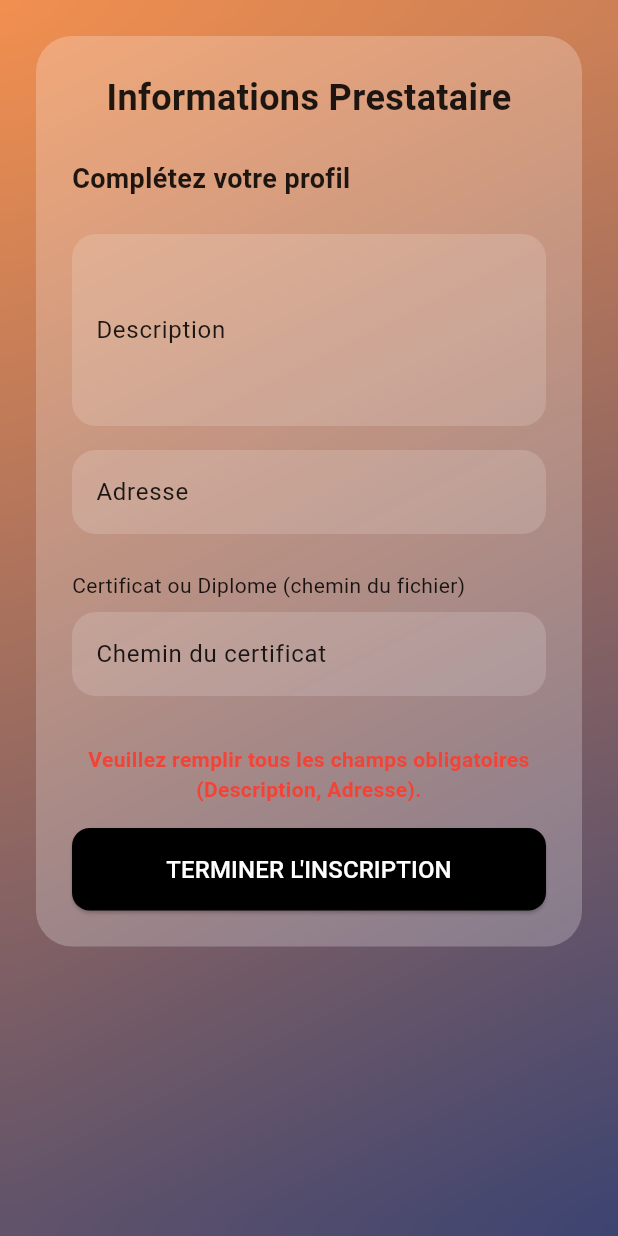
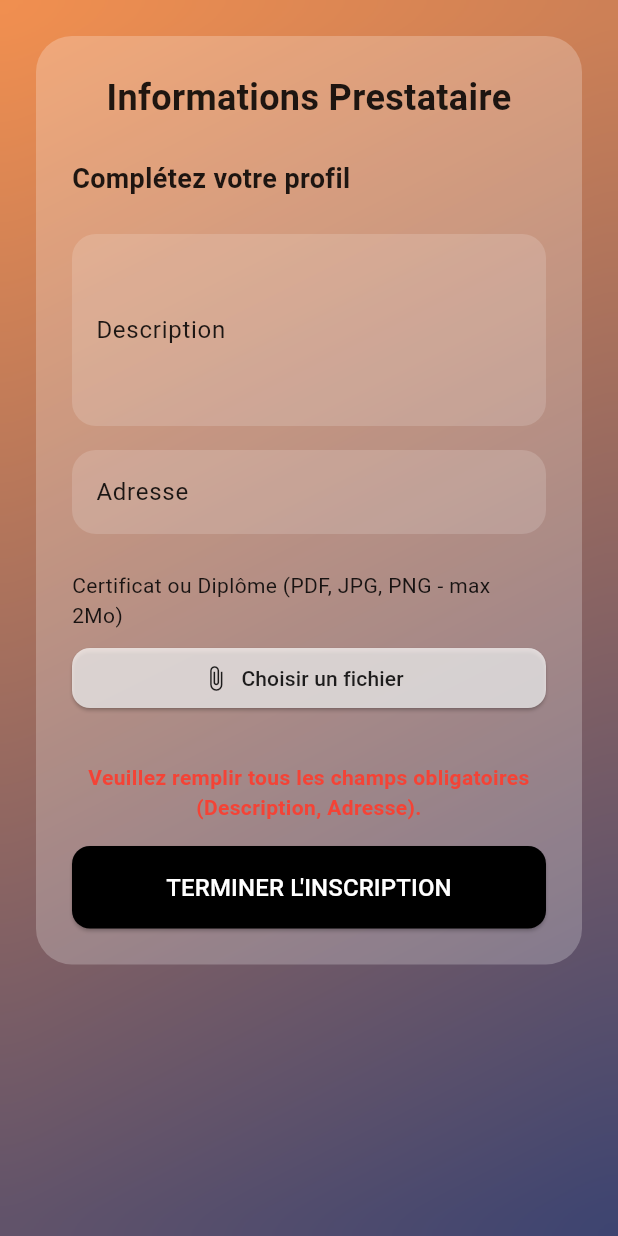
Before and after one commit to Fruc12/MyHomeServices, a Flutter app: the PrestatorScreen screen opened directly, after a tap on an icon or button, on a phone screen of 412 x 824 dp. Run offline on Flutter 3.47's test engine with Material 3 defaults, Android fonts, the phone set to English and light mode, and no system bars; our stand-ins replace file_picker, flutter_secure_storage, shared_preferences; accounts and stored records are empty.

```diff
--- a/flutter_app/lib/main.dart
+++ b/flutter_app/lib/main.dart
@@ -12,6 +12,7 @@ import 'package:flutter_app/screens/prestator_service_form_screen.dart'; // <--
 import 'package:flutter_app/screens/prestator_sessions_screen.dart'; // <-- Importez la nouvelle page
 
 void main() {
+  WidgetsFlutterBinding.ensureInitialized();
   runApp(const MyApp());
 }
 
--- a/flutter_app/lib/screens/auth/prestator_screen.dart
+++ b/flutter_app/lib/screens/auth/prestator_screen.dart
@@ -1,9 +1,15 @@
 // lib/screens/auth/prestator_screen.dart
+import 'dart:convert'; // Pour encoder les données du formulaire
+import 'dart:io'; // Pour travailler avec les fichiers
 import 'dart:ui';
 import 'package:flutter/material.dart';
-import '/services/auth_service.dart'; // Pour obtenir l'ID de l'utilisateur authentifié si nécessaire
-import '/services/prestator_service.dart'; // NOUVEAU: Import du service prestataire
-import '/main.dart'; // Pour naviguer vers l'écran principal après l'inscription
+import 'package:file_picker/file_picker.dart'; // Import du sélecteur de fichiers
+import 'package:http/http.dart' as http; // Import du package http
+import 'package:path/path.dart' as p; // Pour basename()
+
+import '/services/auth_service.dart';
+import '/services/prestator_service.dart';
+import 'login_screen.dart';
 
 class PrestatorScreen extends StatefulWidget {
   const PrestatorScreen({super.key});
@@ -15,8 +21,11 @@ class PrestatorScreen extends StatefulWidget {
 class _PrestatorScreenState extends State<PrestatorScreen> {
   final TextEditingController _descriptionController = TextEditingController();
   final TextEditingController _addressController = TextEditingController();
-  final TextEditingController _certificatePathController = TextEditingController(); // Pour le chemin du certificat
-  final PrestatorService _prestatorService = PrestatorService(); // Instance du nouveau service
+  // Plus besoin de _certificatePathController, nous allons stocker le fichier directement
+  File? _selectedCertificate; // Pour stocker le fichier sélectionné
+  String? _selectedFileName; // Pour afficher le nom du fichier sélectionné
+
+  final PrestatorService _prestatorService = PrestatorService();
   bool _isLoading = false;
   String? _errorMessage;
 
@@ -24,18 +33,65 @@ class _PrestatorScreenState extends State<PrestatorScreen> {
   void dispose() {
     _descriptionController.dispose();
     _addressController.dispose();
-    _certificatePathController.dispose();
     super.dispose();
   }
 
-  // Méthode pour soumettre le profil du prestataire
+  // Méthode pour sélectionner un fichier
+  Future<void> _pickCertificateFile() async {
+    try {
+      FilePickerResult? result = await FilePicker.platform.pickFiles(
+        type: FileType.custom,
+        allowedExtensions: ['pdf', 'jpg', 'jpeg', 'png'],
+      );
+
+      if (result != null) {
+        PlatformFile file = result.files.first;
+
+        // Vérifier la taille du fichier (2MB = 2 * 1024 * 1024 bytes)
+        if (file.size > 2 * 1024 * 1024) {
+          setState(() {
+            _errorMessage = 'Le fichier est trop volumineux. La taille maximale est de 2Mo.';
+            _selectedCertificate = null;
+            _selectedFileName = null;
+          });
+          ScaffoldMessenger.of(context).showSnackBar(
+            const SnackBar(content: Text('Le fichier est trop volumineux (max 2Mo).'), backgroundColor: Colors.red),
+          );
+          return;
+        }
+
+        setState(() {
+          _selectedCertificate = File(file.path!);
+          _selectedFileName = file.name;
+          _errorMessage = null; // Réinitialiser le message d'erreur si un fichier est choisi
+        });
+      } else {
+        // L'utilisateur a annulé la sélection
+        setState(() {
+          // Optionnel: réinitialiser si l'utilisateur annule
+          // _selectedCertificate = null;
+          // _selectedFileName = null;
+        });
+      }
+    } catch (e) {
+      // Gérer les erreurs de sélection de fichier
+      print('Erreur lors de la sélection du fichier: $e');
+      setState(() {
+        _errorMessage = 'Erreur lors de la sélection du fichier.';
+      });
+      ScaffoldMessenger.of(context).showSnackBar(
+        const SnackBar(content: Text('Erreur lors de la sélection du fichier.'), backgroundColor: Colors.red),
+      );
+    }
+  }
+
+  // Méthode pour soumettre le profil du prestataire (modifiée)
   Future<void> _submitPrestatorProfile() async {
     setState(() {
       _isLoading = true;
-      _errorMessage = null; // Réinitialiser le message d'erreur
+      _errorMessage = null;
     });
 
-    // Ici, vous pourriez ajouter une validation des champs si nécessaire
     if (_descriptionController.text.isEmpty || _addressController.text.isEmpty) {
       setState(() {
         _errorMessage = 'Veuillez remplir tous les champs obligatoires (Description, Adresse).';
@@ -44,37 +100,29 @@ class _PrestatorScreenState extends State<PrestatorScreen> {
       return;
     }
 
-    // Récupérer l'ID utilisateur (nécessaire si l'API Laravel l'attend explicitement)
-    // Bien que Laravel puisse aussi utiliser Auth::id() directement
-    final int? userId = await AuthService().getUserId();
-    if (userId == null) {
-      setState(() {
-        _errorMessage = 'Erreur: ID utilisateur introuvable. Veuillez vous reconnecter.';
-        _isLoading = false;
-      });
-      return;
-    }
+    // Le `PrestatorService` doit maintenant gérer l'upload du fichier
+    // Il est préférable de passer le fichier lui-même au service.
+    // Votre service devra utiliser `http.MultipartRequest` pour envoyer des données de formulaire ET le fichier.
 
     final bool success = await _prestatorService.createOrUpdatePrestatorProfile(
       description: _descriptionController.text.trim(),
       address: _addressController.text.trim(),
-      path: _certificatePathController.text.trim().isNotEmpty ? _certificatePathController.text.trim() : null, // Peut être nul si vide
+      certificateFile: _selectedCertificate, // Passer le fichier sélectionné
     );
 
     if (success) {
-      // Afficher un message de succès
       ScaffoldMessenger.of(context).showSnackBar(
         const SnackBar(content: Text('Profil prestataire mis à jour avec succès !'), backgroundColor: Colors.green),
       );
-      // Naviguer vers l'écran d'accueil/principal
+      AuthService().logout();
       Navigator.pushReplacement(
         context,
-        MaterialPageRoute(builder: (_) => const MainScreen()), // Assurez-vous que MainScreen est la bonne destination
+        MaterialPageRoute(builder: (_) => const LoginScreen()),
       );
     } else {
-      // Le message d'erreur est déjà mis à jour par le service, mais on peut ajouter un fallback
       setState(() {
-        _errorMessage = _errorMessage ?? 'Échec de la mise à jour du profil prestataire. Veuillez réessayer.';
+        // Le message d'erreur est généralement défini dans le service en cas d'échec de l'API
+        _errorMessage = _prestatorService.latestError ?? 'Échec de la mise à jour du profil prestataire. Veuillez réessayer.';
       });
       ScaffoldMessenger.of(context).showSnackBar(
         SnackBar(content: Text(_errorMessage!), backgroundColor: Colors.red),
@@ -91,7 +139,7 @@ class _PrestatorScreenState extends State<PrestatorScreen> {
     return TextField(
       controller: controller,
       maxLines: maxLines,
-      keyboardType: keyboardType, // Ajout du type de clavier
+      keyboardType: keyboardType,
       style: const TextStyle(color: Colors.black),
       decoration: InputDecoration(
         labelText: label,
@@ -111,6 +159,7 @@ class _PrestatorScreenState extends State<PrestatorScreen> {
     return Scaffold(
       body: Stack(
         children: [
+          // ... (Votre code pour le fond et le filtre de flou reste inchangé)
           Container(
             decoration: const BoxDecoration(
               gradient: LinearGradient(
@@ -161,13 +210,39 @@ class _PrestatorScreenState extends State<PrestatorScreen> {
                     _buildTextField('Adresse', _addressController),
                     const SizedBox(height: 24),
                     const Text(
-                      'Certificat ou Diplome (chemin du fichier)', // Texte clarifié
+                      'Certificat ou Diplôme (PDF, JPG, PNG - max 2Mo)',
                       style: TextStyle(color: Colors.black87),
                     ),
                     const SizedBox(height: 8),
-                    _buildTextField('Chemin du certificat', _certificatePathController), // Champ pour le chemin
+                    // Bouton pour sélectionner le fichier
+                    ElevatedButton.icon(
+                      icon: const Icon(Icons.attach_file),
+                      label: Text(_selectedFileName ?? 'Choisir un fichier'),
+                      onPressed: _pickCertificateFile,
+                      style: ElevatedButton.styleFrom(
+                        backgroundColor: Colors.white70,
+                        foregroundColor: Colors.black87,
+                        shape: RoundedRectangleBorder(
+                          borderRadius: BorderRadius.circular(12),
+                        ),
+                      ),
+                    ),
+                    // Optionnel: Afficher une miniature si c'est une image
+                    if (_selectedCertificate != null &&
+                        (p.extension(_selectedCertificate!.path).toLowerCase() == '.jpg' ||
+                            p.extension(_selectedCertificate!.path).toLowerCase() == '.jpeg' ||
+                            p.extension(_selectedCertificate!.path).toLowerCase() == '.png'))
+                      Padding(
+                        padding: const EdgeInsets.only(top: 8.0),
+                        child: Image.file(
+                          _selectedCertificate!,
+                          height: 100,
+                          errorBuilder: (context, error, stackTrace) {
+                            return const Text('Impossible d\'afficher l\'aperçu', style: TextStyle(color: Colors.red));
+                          },
+                        ),
+                      ),
                     const SizedBox(height: 32),
-                    // Afficher le message d'erreur si présent
                     if (_errorMessage != null)
                       Padding(
                         padding: const EdgeInsets.only(bottom: 16.0),
@@ -178,7 +253,7 @@ class _PrestatorScreenState extends State<PrestatorScreen> {
                         ),
                       ),
                     ElevatedButton(
-                      onPressed: _isLoading ? null : _submitPrestatorProfile, // Désactive le bouton si chargement
+                      onPressed: _isLoading ? null : _submitPrestatorProfile,
                       style: ElevatedButton.styleFrom(
                         backgroundColor: Colors.black,
                         padding: const EdgeInsets.symmetric(vertical: 16),
@@ -187,7 +262,7 @@ class _PrestatorScreenState extends State<PrestatorScreen> {
                         ),
                       ),
                       child: _isLoading
-                          ? const CircularProgressIndicator(color: Colors.white) // Affiche un indicateur de chargement
+                          ? const CircularProgressIndicator(color: Colors.white)
                           : const Text(
                         'TERMINER L\'INSCRIPTION',
                         style: TextStyle(color: Colors.white, fontSize: 16),
--- a/flutter_app/lib/services/http_service.dart
+++ b/flutter_app/lib/services/http_service.dart
@@ -1,5 +1,5 @@
 class HttpService {
-  static final String _baseUrl = 'http://localhost:8000/api/';
+  static final String _baseUrl = 'http://10.24.130.91:8000/api/';
   static String getBaseUrl() {
     return _baseUrl;
   }
--- a/flutter_app/lib/services/role_manager.dart
+++ b/flutter_app/lib/services/role_manager.dart
@@ -3,7 +3,7 @@ import 'package:flutter/foundation.dart'; // Pour ValueNotifier
 
 class RoleManager extends ChangeNotifier {
 
-  static final ValueNotifier<String> _currentRole = ValueNotifier<String>('client'); // 'client' ou 'prestataire'
+  static final ValueNotifier<String> _currentRole = ValueNotifier<String>('prestataire'); // 'client' ou 'prestataire'
 
   static String get currentRole => _currentRole.value;
 
```
Also changed, not shown: flutter_app/lib/services/prestator_service.dart (+84 -26 lines), flutter_app/pubspec.yaml (+5 -4 lines), flutter_app/pubspec.lock, 4 other files.
